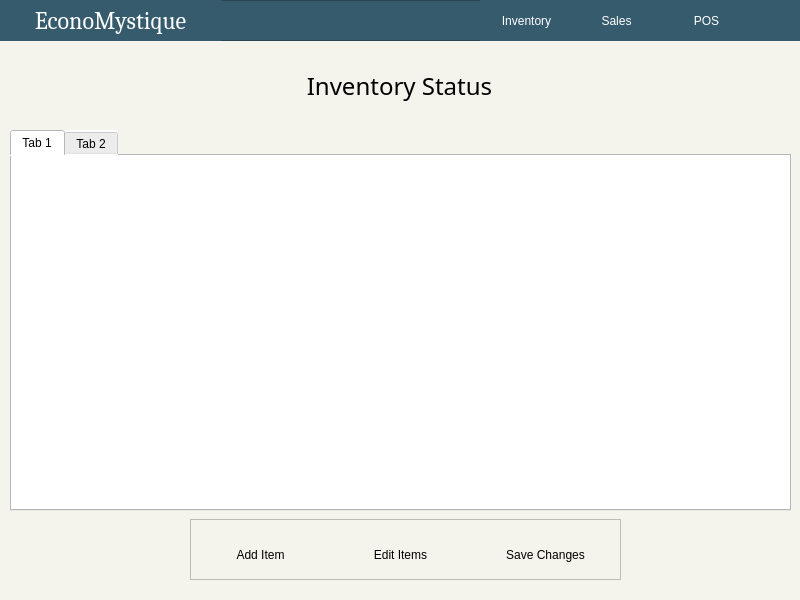
This is inventory.ui in ongchangco/Economystique2 as Qt 5 draws it before an edit. The edited form follows.
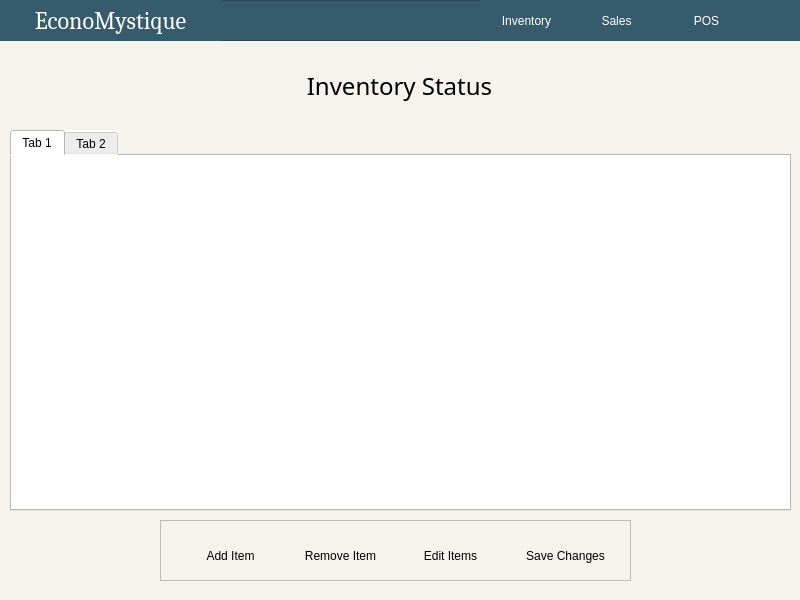
This is the edited form. Icons and pictures are not drawn.

Commit message: added remove item on inventory

Diff of the .ui file:
```diff
--- a/inventory.ui
+++ b/inventory.ui
@@ -272,9 +272,9 @@
   <widget class="QFrame" name="frame_2">
    <property name="geometry">
     <rect>
-     <x>190</x>
-     <y>519</y>
-     <width>431</width>
+     <x>160</x>
+     <y>520</y>
+     <width>471</width>
      <height>61</height>
     </rect>
    </property>
@@ -290,7 +290,7 @@
    <widget class="QPushButton" name="btnEdit">
     <property name="geometry">
      <rect>
-      <x>160</x>
+      <x>240</x>
       <y>20</y>
       <width>101</width>
       <height>31</height>
@@ -313,7 +313,7 @@
    <widget class="QPushButton" name="btnSave">
     <property name="geometry">
      <rect>
-      <x>300</x>
+      <x>350</x>
       <y>20</y>
       <width>111</width>
       <height>31</height>
@@ -356,6 +356,29 @@
      <bool>true</bool>
     </property>
    </widget>
+   <widget class="QPushButton" name="btnRemoveItem">
+    <property name="geometry">
+     <rect>
+      <x>120</x>
+      <y>20</y>
+      <width>121</width>
+      <height>31</height>
+     </rect>
+    </property>
+    <property name="cursor">
+     <cursorShape>PointingHandCursor</cursorShape>
+    </property>
+    <property name="text">
+     <string>Remove Item</string>
+    </property>
+    <property name="icon">
+     <iconset>
+      <normaloff>img/plusIcon.png</normaloff>img/plusIcon.png</iconset>
+    </property>
+    <property name="flat">
+     <bool>true</bool>
+    </property>
+   </widget>
   </widget>
  </widget>
  <resources/>
```
Left out of the diff: 13 changed lines with no effect on the pictures. The commit also changes 7 other files.
